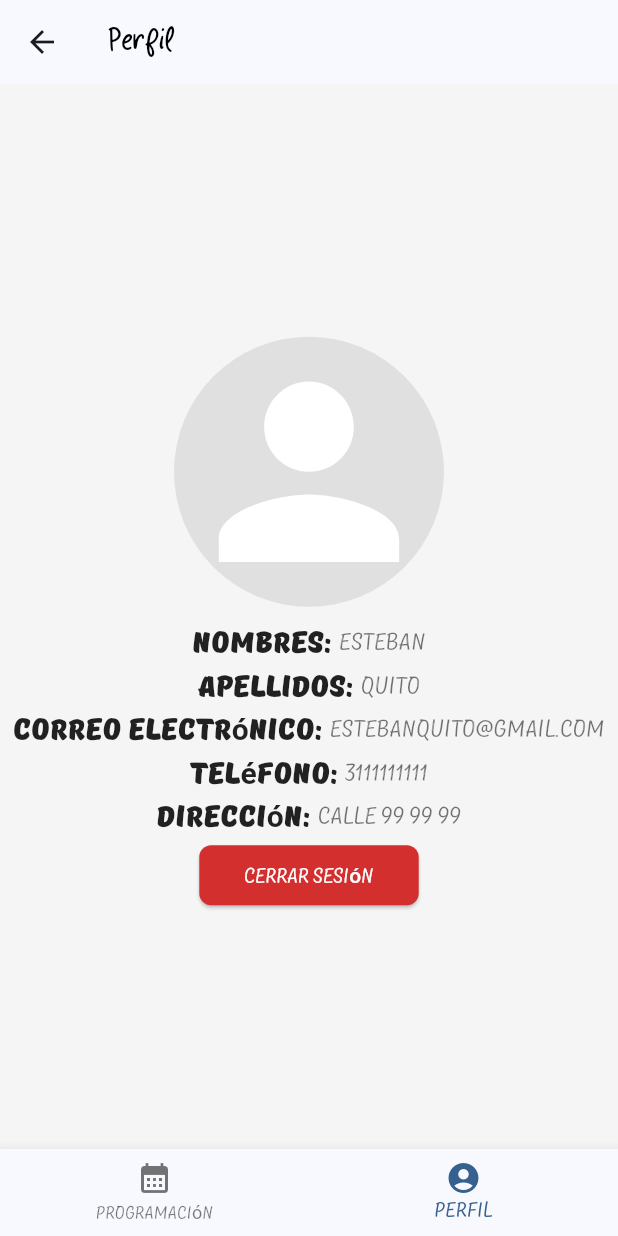
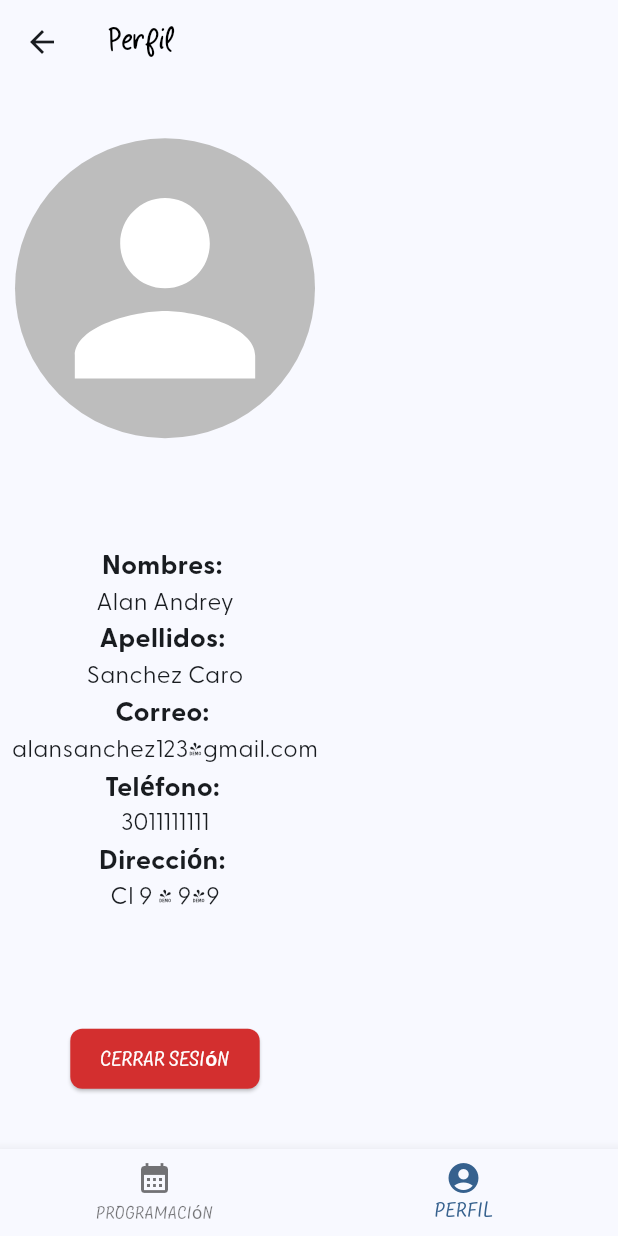
Before and after one commit to Andrey0108/hermes-movil, a Flutter app: the ProfileScreen screen opened by its route, on a phone screen of 412 x 824 dp. Run offline on Flutter 3.47's test engine with Material 3 defaults, Android fonts, the phone set to English and light mode, and no system bars; our stand-ins replace syncfusion_flutter_calendar.

Commit message:
feat: update HomeScreen and ProfileScreen layouts, add PackageScreen, and enhance LoginScreen widget structure

```diff
--- a/lib/presentation/screens/home_screen.dart
+++ b/lib/presentation/screens/home_screen.dart
@@ -10,15 +10,14 @@ class HomeScreen extends StatelessWidget {
 
   @override
   Widget build(BuildContext context) {
-    return Scaffold(
-      appBar: const AppBarWidget(
-        title: "Paquetes",
+    return const Scaffold(
+      appBar: AppBarWidget(
+        title: "Calendario",
       ),
-      body: const CalendarWidget(),
-      bottomNavigationBar: const MenuWidget(
+      body: CalendarWidget(),
+      bottomNavigationBar: MenuWidget(
         currentIndex: 0,
       ),
-      backgroundColor: Colors.grey[100],
     );
   }
 }
--- a/lib/presentation/screens/login_screen.dart
+++ b/lib/presentation/screens/login_screen.dart
@@ -7,17 +7,18 @@ class LoginScreen extends StatelessWidget {
     super.key,
   });
 
+  final double fontSize = 25;
+
   @override
   Widget build(BuildContext context) {
     return Scaffold(
       body: Column(
         mainAxisAlignment: MainAxisAlignment.center,
         children: [
-          const Text(
+          Text(
             "Iniciar sesión",
             style: TextStyle(
-              color: Colors.black,
-              fontSize: 25,
+              fontSize: fontSize,
             ),
           ),
           const ImageWidget(image: "hermes.png"),
--- a/lib/presentation/screens/package_screen.dart
+++ b/lib/presentation/screens/package_screen.dart
@@ -1,5 +1,6 @@
 import 'package:flutter/material.dart';
 import 'package:hermes/presentation/widgets/appbar_widget.dart';
+import 'package:hermes/presentation/widgets/menu/menu_widget.dart';
 
 class PackageScreen extends StatelessWidget {
   const PackageScreen({super.key});
@@ -15,6 +16,9 @@ class PackageScreen extends StatelessWidget {
         padding: const EdgeInsets.symmetric(horizontal: 15, vertical: 10),
         child: const Text('Package Screen'),
       ),
+      bottomNavigationBar: const MenuWidget(
+        currentIndex: 0,
+      ),
     );
   }
 }
--- a/lib/presentation/screens/profile_screen.dart
+++ b/lib/presentation/screens/profile_screen.dart
@@ -1,165 +1,75 @@
 import 'package:flutter/material.dart';
 import 'package:hermes/presentation/widgets/appbar_widget.dart';
 import 'package:hermes/presentation/widgets/menu/menu_widget.dart';
+import 'package:hermes/presentation/widgets/profile/data_widget.dart';
 
 class ProfileScreen extends StatelessWidget {
   const ProfileScreen({super.key});
 
   @override
   Widget build(BuildContext context) {
+    double horizontalValue = 20;
+    double verticalValue = 10;
+    double borderRadiusValue = 8.0;
+
+    double iconSize = 180;
+
     return Scaffold(
       appBar: const AppBarWidget(
         title: "Perfil",
       ),
-      body: Center(
-        child: Column(
-          mainAxisAlignment: MainAxisAlignment.center,
+      body: Column(
+        mainAxisAlignment: MainAxisAlignment.spaceAround,
+        crossAxisAlignment: CrossAxisAlignment.center,
         children: [
           Container(
-              margin: const EdgeInsets.symmetric(
-                horizontal: 10,
-                vertical: 10,
+            padding: EdgeInsets.symmetric(
+              horizontal: horizontalValue,
+              vertical: verticalValue,
             ),
             decoration: BoxDecoration(
               shape: BoxShape.circle,
-                color: Colors.grey[300],
+              color: Colors.grey[400],
             ),
-              child: const Icon(
+            child: Icon(
               Icons.person,
-                size: 180,
+              size: iconSize,
               color: Colors.white,
             ),
           ),
-            Column(
+          const Column(
             crossAxisAlignment: CrossAxisAlignment.center,
             children: [
-                const Row(
-                  mainAxisAlignment: MainAxisAlignment.center,
-                  children: [
-                    Text(
-                      "Nombres: ",
-                      style: TextStyle(
-                        fontSize: 20,
-                        fontWeight: FontWeight.bold,
-                        color: Colors.black87,
-                      ),
-                    ),
-                    Text(
-                      "Esteban",
-                      style: TextStyle(
-                        fontSize: 16,
-                        color: Colors.black54,
-                      ),
-                    ),
-                  ],
-                ),
-                const Row(
-                  mainAxisAlignment: MainAxisAlignment.center,
-                  children: [
-                    Text(
-                      "Apellidos: ",
-                      style: TextStyle(
-                        fontSize: 20,
-                        fontWeight: FontWeight.bold,
-                        color: Colors.black87,
-                      ),
-                    ),
-                    Text(
-                      "Quito",
-                      style: TextStyle(
-                        fontSize: 16,
-                        color: Colors.black54,
-                      ),
-                    ),
-                  ],
-                ),
-                const Row(
-                  mainAxisAlignment: MainAxisAlignment.center,
-                  children: [
-                    Text(
-                      "Correo Electrónico: ",
-                      style: TextStyle(
-                        fontSize: 20,
-                        fontWeight: FontWeight.bold,
-                        color: Colors.black87,
-                      ),
-                    ),
-                    Text(
-                      "Estebanquito@gmail.com",
-                      style: TextStyle(
-                        fontSize: 16,
-                        color: Colors.black54,
-                      ),
-                    ),
-                  ],
-                ),
-                const Row(
-                  mainAxisAlignment: MainAxisAlignment.center,
-                  children: [
-                    Text(
-                      "Teléfono: ",
-                      style: TextStyle(
-                        fontSize: 20,
-                        fontWeight: FontWeight.bold,
-                        color: Colors.black87,
-                      ),
-                    ),
-                    Text(
-                      "3111111111",
-                      style: TextStyle(
-                        fontSize: 16,
-                        color: Colors.black54,
-                      ),
-                    ),
-                  ],
-                ),
-                const Row(
-                  mainAxisAlignment: MainAxisAlignment.center,
-                  children: [
-                    Text(
-                      "Dirección: ",
-                      style: TextStyle(
-                        fontSize: 20,
-                        fontWeight: FontWeight.bold,
-                        color: Colors.black87,
-                      ),
-                    ),
-                    Text(
-                      "calle 99 99 99",
-                      style: TextStyle(
-                        fontSize: 16,
-                        color: Colors.black54,
-                      ),
-                    ),
+              DataWidget(hintText: "Nombres", dataText: "Alan Andrey"),
+              DataWidget(hintText: "Apellidos", dataText: "Sanchez Caro"),
+              DataWidget(
+                  hintText: "Correo", dataText: "alansanchez123@gmail.com"),
+              DataWidget(hintText: "Teléfono", dataText: "3011111111"),
+              DataWidget(hintText: "Dirección", dataText: "Cl 9 # 9-9"),
             ],
           ),
           ElevatedButton(
             style: ElevatedButton.styleFrom(
               backgroundColor: Colors.red[700],
               foregroundColor: Colors.white,
-                    padding: const EdgeInsets.symmetric(
-                      horizontal: 30,
-                      vertical: 10,
+              padding: EdgeInsets.symmetric(
+                horizontal: horizontalValue,
+                vertical: verticalValue,
               ),
               shape: RoundedRectangleBorder(
-                      borderRadius: BorderRadius.circular(8.0),
+                borderRadius: BorderRadius.circular(borderRadiusValue),
               ),
             ),
             onPressed: () {
-                    // redirigir a la pantalla de home
               Navigator.pushReplacementNamed(context, "/home");
             },
             child: const Text("Cerrar sesión"),
           ),
         ],
       ),
-          ],
-        ),
-      ),
       bottomNavigationBar: const MenuWidget(
         currentIndex: 1,
       ),
-      backgroundColor: Colors.grey[100],
     );
   }
 }
--- a/lib/presentation/widgets/login/field_widget.dart
+++ b/lib/presentation/widgets/login/field_widget.dart
@@ -12,25 +12,25 @@ class FieldWidget extends StatefulWidget {
 }
 
 class _FieldWidgetState extends State<FieldWidget> {
+  double horizontalValue = 20;
+  double verticalValue = 10;
+  double borderRadiusValue = 8.0;
+
   bool viewPass = false;
+
   @override
   Widget build(BuildContext context) {
     return Container(
-      padding: const EdgeInsets.symmetric(
-        horizontal: 20,
-        vertical: 10,
+      padding: EdgeInsets.symmetric(
+        horizontal: horizontalValue,
+        vertical: verticalValue,
       ),
       child: TextFormField(
           obscureText: widget.oscureText,
           decoration: InputDecoration(
-            focusColor: Colors.blue,
-            fillColor: Colors.blue,
             labelText: widget.hintText,
             border: OutlineInputBorder(
-              borderRadius: BorderRadius.circular(8.0),
-              borderSide: const BorderSide(
-                color: Colors.blue,
-              ),
+              borderRadius: BorderRadius.circular(borderRadiusValue),
             ),
             suffixIcon: widget.oscureText
                 ? IconButton(
--- /dev/null
+++ b/lib/presentation/widgets/profile/data_widget.dart
@@ -0,0 +1,40 @@
+import 'package:flutter/material.dart';
+
+class DataWidget extends StatelessWidget {
+  const DataWidget({
+    super.key,
+    required this.hintText,
+    required this.dataText,
+  });
+
+  final String hintText;
+  final String dataText;
+
+  @override
+  Widget build(BuildContext context) {
+    String fontFamily = "greycliffcf";
+    double hintTextSize = 16;
+    double labelTextSize = 18;
+
+    return Column(
+      crossAxisAlignment: CrossAxisAlignment.center,
+      children: [
+        Text(
+          "$hintText: ",
+          style: TextStyle(
+            fontFamily: fontFamily,
+            fontSize: labelTextSize,
+            fontWeight: FontWeight.bold,
+          ),
+        ),
+        Text(
+          dataText,
+          style: TextStyle(
+            fontFamily: fontFamily,
+            fontSize: hintTextSize,
+          ),
+        ),
+      ],
+    );
+  }
+}
```
Lines whose indentation alone changed are shown as unchanged.
